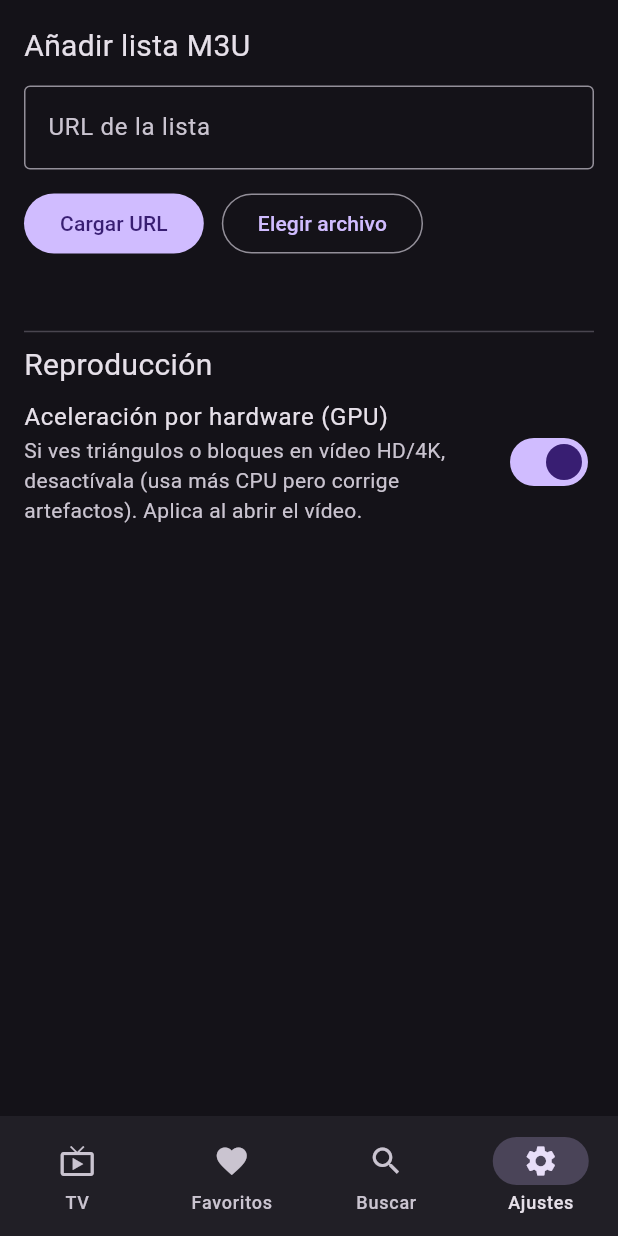
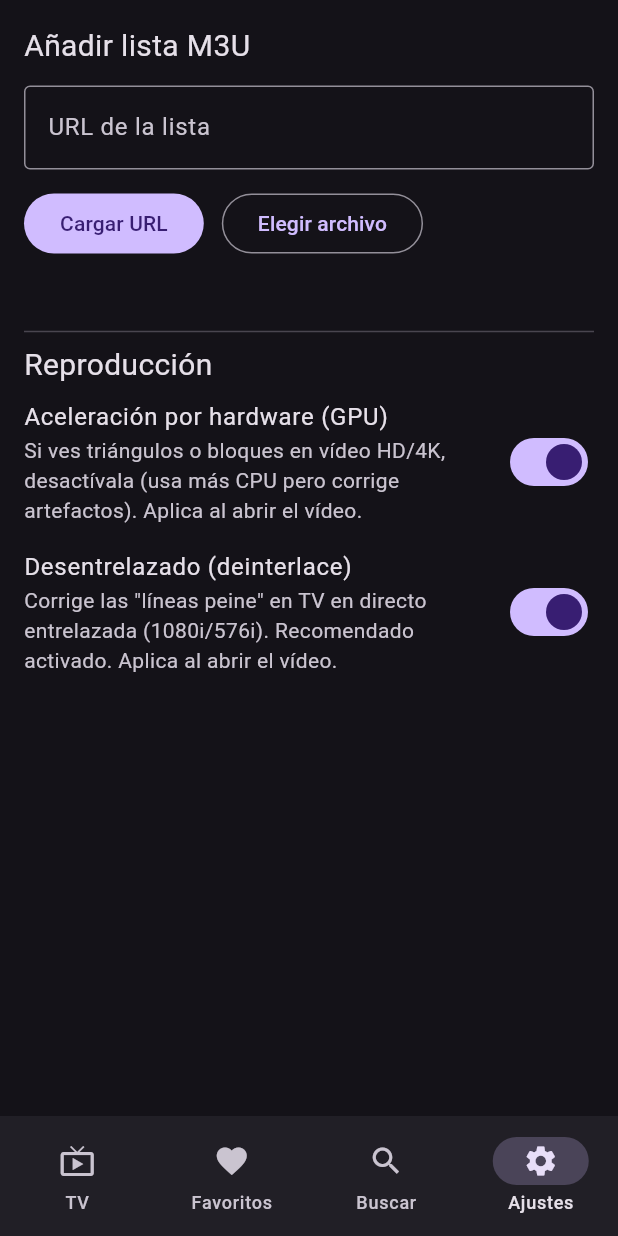
Before and after one commit to jotajota1302/iptv, a Flutter app: the screen it shows after launch, item 4 of the bottom bar chosen, on a phone screen of 412 x 824 dp. Run offline on Flutter 3.47's test engine with Material 3 defaults, Android fonts, the phone set to English and light mode, and no system bars; our stand-ins replace cached_network_image, dio, drift, file_picker, flutter_riverpod; missing offline and left inert: media_kit, media_kit_video; accounts and stored records are empty; generated files the repository leaves out were written again.

Commit message:
feat: desentrelazado (deinterlace) para corregir lineas peine en TV entrelazada
Co-Authored-By: Claude Opus 4.8 (1M context) <noreply@anthropic.com>

```diff
--- a/lib/src/app/providers.dart
+++ b/lib/src/app/providers.dart
@@ -39,6 +39,10 @@ final loadStateProvider = StateProvider<String?>((_) => null);
 /// bloques) en HD/4K, desactivarla fuerza decodificación por software.
 final hardwareAccelProvider = StateProvider<bool>((_) => true);
 
+/// Desentrelazado (deinterlace). La TV en directo suele emitir entrelazada
+/// (1080i/576i) y sin esto se ven "líneas peine" en bordes y movimiento.
+final deinterlaceProvider = StateProvider<bool>((_) => true);
+
 final liveByCategoryProvider =
     FutureProvider.family<List<MediaItem>, String>((ref, group) {
   return ref.watch(playlistRepositoryProvider).liveByCategory(group);
--- a/lib/src/player/media_kit_player_controller.dart
+++ b/lib/src/player/media_kit_player_controller.dart
@@ -22,6 +22,15 @@ class MediaKitPlayerController implements PlayerController {
   @override
   Future<void> open(String url) => player.open(Media(url));
 
+  /// Activa/desactiva el desentrelazado de mpv. Corrige el efecto "peine"
+  /// (líneas paralelas) en contenido entrelazado como la TV en directo.
+  Future<void> setDeinterlace(bool enabled) async {
+    final platform = player.platform;
+    if (platform is NativePlayer) {
+      await platform.setProperty('deinterlace', enabled ? 'yes' : 'no');
+    }
+  }
+
   @override
   Future<void> play() => player.play();
 
--- a/lib/src/ui/player_screen.dart
+++ b/lib/src/ui/player_screen.dart
@@ -20,12 +20,14 @@ class _PlayerScreenState extends ConsumerState<PlayerScreen> {
   void initState() {
     super.initState();
     final hwAccel = ref.read(hardwareAccelProvider);
+    final deinterlace = ref.read(deinterlaceProvider);
     _video = VideoController(
       _ctrl.player,
       configuration:
           VideoControllerConfiguration(enableHardwareAcceleration: hwAccel),
     );
     _ctrl.open(widget.item.streamUrl);
+    _ctrl.setDeinterlace(deinterlace);
   }
 
   @override
--- a/lib/src/ui/settings_tab.dart
+++ b/lib/src/ui/settings_tab.dart
@@ -39,6 +39,7 @@ class _SettingsTabState extends ConsumerState<SettingsTab> {
     final repo = ref.watch(playlistRepositoryProvider);
     final status = ref.watch(loadStateProvider);
     final hwAccel = ref.watch(hardwareAccelProvider);
+    final deinterlace = ref.watch(deinterlaceProvider);
     return Padding(
       padding: const EdgeInsets.all(16),
       child: Column(crossAxisAlignment: CrossAxisAlignment.stretch, children: [
@@ -92,6 +93,16 @@ class _SettingsTabState extends ConsumerState<SettingsTab> {
           onChanged: (v) =>
               ref.read(hardwareAccelProvider.notifier).state = v,
         ),
+        SwitchListTile(
+          contentPadding: EdgeInsets.zero,
+          title: const Text('Desentrelazado (deinterlace)'),
+          subtitle: const Text(
+              'Corrige las "líneas peine" en TV en directo entrelazada '
+              '(1080i/576i). Recomendado activado. Aplica al abrir el vídeo.'),
+          value: deinterlace,
+          onChanged: (v) =>
+              ref.read(deinterlaceProvider.notifier).state = v,
+        ),
       ]),
     );
   }
```
